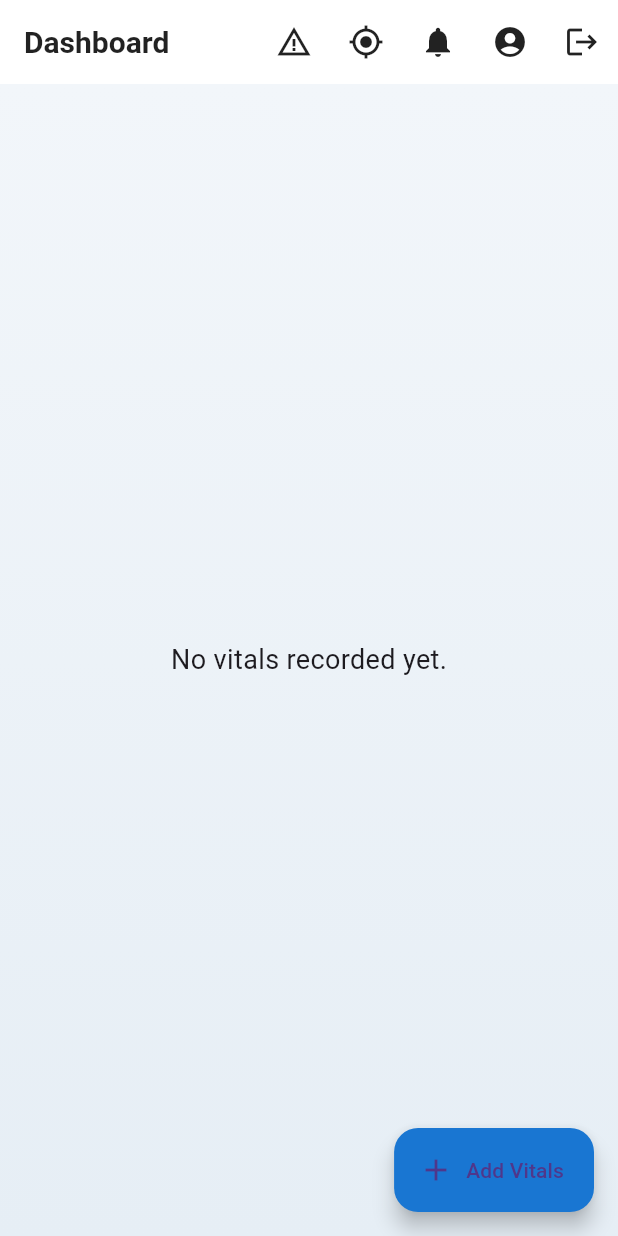
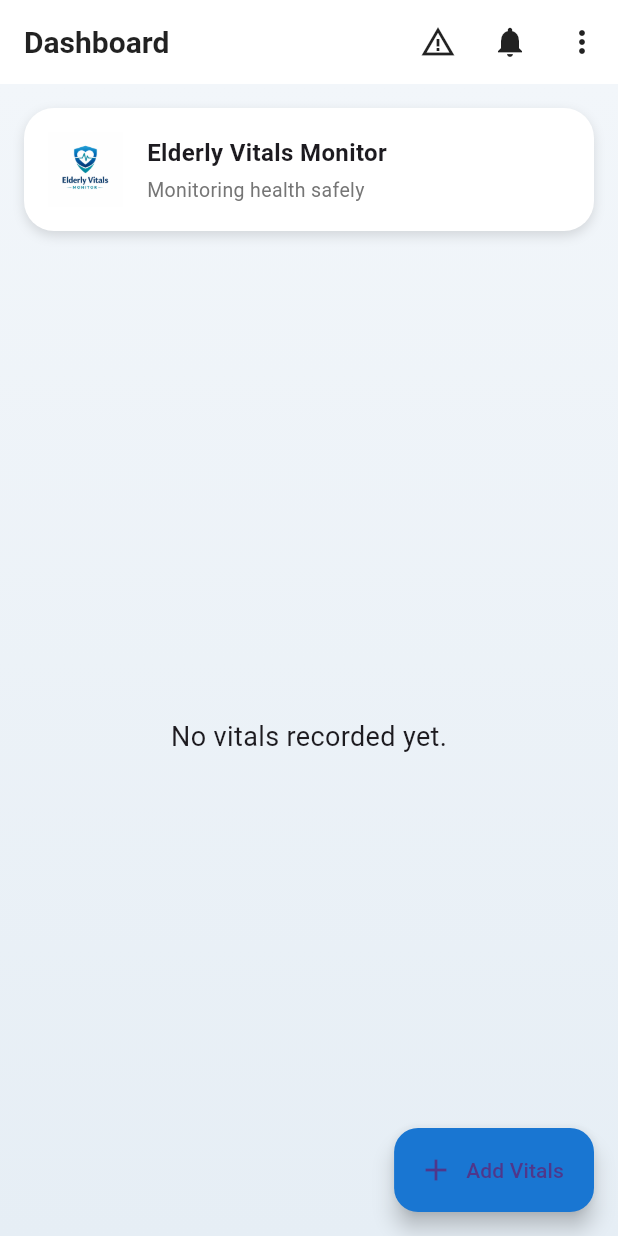
Before and after one commit to Olabiyi123/Elderly_vitals_monitor, a Flutter app: the screen it shows once a user with an empty profile is signed in, on a phone screen of 412 x 824 dp. Run offline on Flutter 3.47's test engine with Material 3 defaults, Android fonts, the phone set to English and light mode, and no system bars; our stand-ins replace awesome_notifications, cloud_firestore, firebase_auth, firebase_core, firebase_database, geolocator; accounts and stored records are empty.

Commit message:
added logos to screens

```diff
--- a/lib/screens/dashboard_screen.dart
+++ b/lib/screens/dashboard_screen.dart
@@ -124,39 +124,39 @@ class _DashboardScreenState extends State<DashboardScreen> {
     return Scaffold(
       backgroundColor: Color(0xFFF2F6FA),
 
+      // CLEAN APP BAR
       appBar: AppBar(
         elevation: 0,
         backgroundColor: Colors.white,
         foregroundColor: Colors.black87,
         title: Text(
-          'Dashboard',
+          "Dashboard",
           style: TextStyle(fontWeight: FontWeight.bold, fontSize: 20),
         ),
         actions: [
           IconButton(
             icon: Icon(Icons.warning_amber),
-            tooltip: 'View Alerts',
             onPressed: () => Navigator.pushNamed(context, '/alerts'),
           ),
           IconButton(
-            icon: Icon(Icons.my_location),
-            tooltip: 'Edit Safe Zone',
-            onPressed: () => Navigator.pushNamed(context, '/geofence-settings'),
-          ),
-          IconButton(
             icon: Icon(Icons.notifications),
-            tooltip: 'Notification Center',
             onPressed: () => Navigator.pushNamed(context, '/notifications'),
           ),
-          IconButton(
-            icon: Icon(Icons.account_circle),
-            tooltip: 'Profile',
-            onPressed: () => Navigator.pushNamed(context, '/profile'),
-          ),
-          IconButton(
-            icon: Icon(Icons.logout),
-            tooltip: 'Sign Out',
-            onPressed: () => _signOut(context),
+          PopupMenuButton<String>(
+            onSelected: (value) {
+              if (value == 'profile') {
+                Navigator.pushNamed(context, '/profile');
+              } else if (value == 'geofence') {
+                Navigator.pushNamed(context, '/geofence-settings');
+              } else if (value == 'logout') {
+                _signOut(context);
+              }
+            },
+            itemBuilder: (context) => [
+              PopupMenuItem(value: 'profile', child: Text('Profile')),
+              PopupMenuItem(value: 'geofence', child: Text('Edit Safe Zone')),
+              PopupMenuItem(value: 'logout', child: Text('Sign Out')),
+            ],
           ),
         ],
       ),
@@ -171,6 +171,53 @@ class _DashboardScreenState extends State<DashboardScreen> {
         ),
         child: Padding(
           padding: EdgeInsets.all(16),
+          child: Column(
+            children: [
+              // 🔷 BRAND HEADER
+              Container(
+                margin: EdgeInsets.only(bottom: 20),
+                padding: EdgeInsets.all(16),
+                decoration: BoxDecoration(
+                  color: Colors.white,
+                  borderRadius: BorderRadius.circular(20),
+                  boxShadow: [
+                    BoxShadow(
+                      color: Colors.black12,
+                      blurRadius: 6,
+                      offset: Offset(0, 3),
+                    ),
+                  ],
+                ),
+                child: Row(
+                  children: [
+                    Image.asset('assets/logo.png', height: 50),
+                    SizedBox(width: 16),
+                    Column(
+                      crossAxisAlignment: CrossAxisAlignment.start,
+                      children: [
+                        Text(
+                          "Elderly Vitals Monitor",
+                          style: TextStyle(
+                            fontWeight: FontWeight.bold,
+                            fontSize: 16,
+                          ),
+                        ),
+                        SizedBox(height: 4),
+                        Text(
+                          "Monitoring health safely",
+                          style: TextStyle(
+                            fontSize: 13,
+                            color: Colors.grey[600],
+                          ),
+                        ),
+                      ],
+                    ),
+                  ],
+                ),
+              ),
+
+              // 🔷 VITALS LIST
+              Expanded(
                 child: StreamBuilder<QuerySnapshot>(
                   stream: _getVitalsStream(),
                   builder: (context, snapshot) {
@@ -199,7 +246,9 @@ class _DashboardScreenState extends State<DashboardScreen> {
                         final doc = vitals[index];
                         final data = doc.data() as Map<String, dynamic>;
 
-                  final timestamp = (data['timestamp'] as Timestamp?)?.toDate();
+                        final timestamp = (data['timestamp'] as Timestamp?)
+                            ?.toDate();
+
                         final time = timestamp != null
                             ? timestamp.toLocal().toString().split('.')[0]
                             : "Unknown";
@@ -237,46 +286,17 @@ class _DashboardScreenState extends State<DashboardScreen> {
                                       ),
                                     ],
                                   ),
-
                                   SizedBox(height: 12),
-
                                   Text(
                                     "Blood Pressure: ${data['bloodPressure']}",
                                     style: TextStyle(fontSize: 16),
                                   ),
-
                                   SizedBox(height: 4),
-
                                   Text(
                                     "Temperature: ${data['temperature']} °C",
                                     style: TextStyle(fontSize: 16),
                                   ),
-
-                            if (data['latitude'] != null &&
-                                data['longitude'] != null) ...[
                                   SizedBox(height: 12),
-                              ElevatedButton.icon(
-                                onPressed: () {
-                                  final lat = data['latitude'];
-                                  final lng = data['longitude'];
-                                  final url = Uri.parse(
-                                    "https://www.google.com/maps/search/?api=1&query=$lat,$lng",
-                                  );
-                                  _launchUrl(url);
-                                },
-                                icon: Icon(Icons.map),
-                                label: Text("View on Map"),
-                                style: ElevatedButton.styleFrom(
-                                  backgroundColor: Colors.blue[700],
-                                  shape: RoundedRectangleBorder(
-                                    borderRadius: BorderRadius.circular(14),
-                                  ),
-                                ),
-                              ),
-                            ],
-
-                            SizedBox(height: 12),
-
                                   Text(
                                     "Logged at: $time",
                                     style: TextStyle(
@@ -294,6 +314,9 @@ class _DashboardScreenState extends State<DashboardScreen> {
                   },
                 ),
               ),
+            ],
+          ),
+        ),
       ),
 
       floatingActionButton: FloatingActionButton.extended(
--- a/pubspec.yaml
+++ b/pubspec.yaml
@@ -63,6 +63,8 @@ dev_dependencies:
 
 # The following section is specific to Flutter packages.
 flutter:
+  assets:
+    - assets/logo.png
 
   # The following line ensures that the Material Icons font is
   # included with your application, so that you can use the icons in
```
Also changed, not shown: lib/screens/login_screen.dart (+4 -8 lines), lib/screens/register_screen.dart (+4 -8 lines), assets/logo.png (added). Lines whose indentation alone changed are shown as unchanged.
